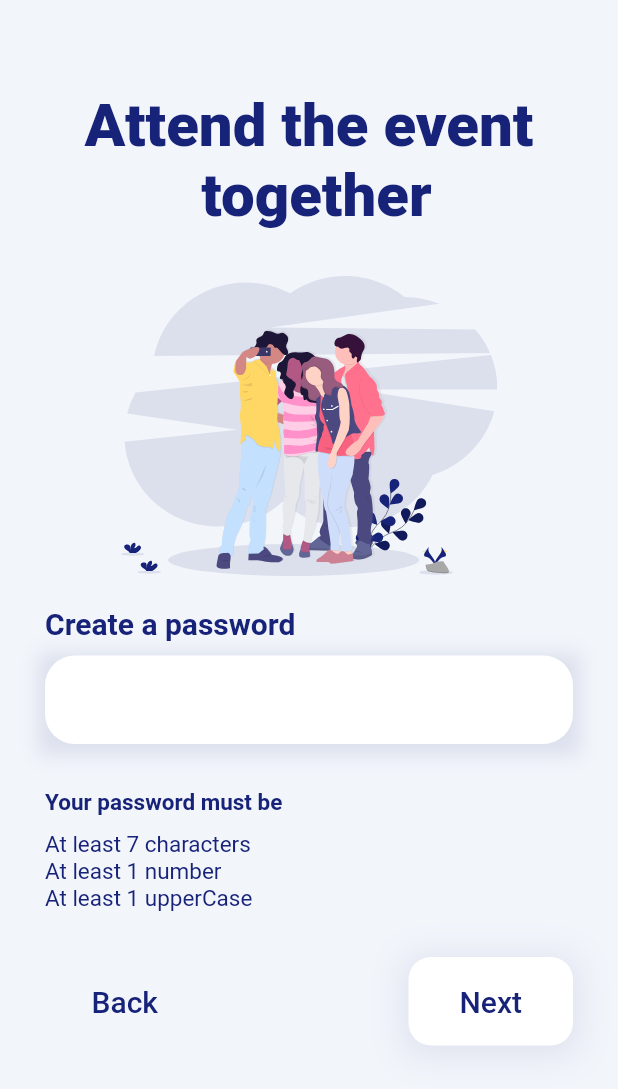
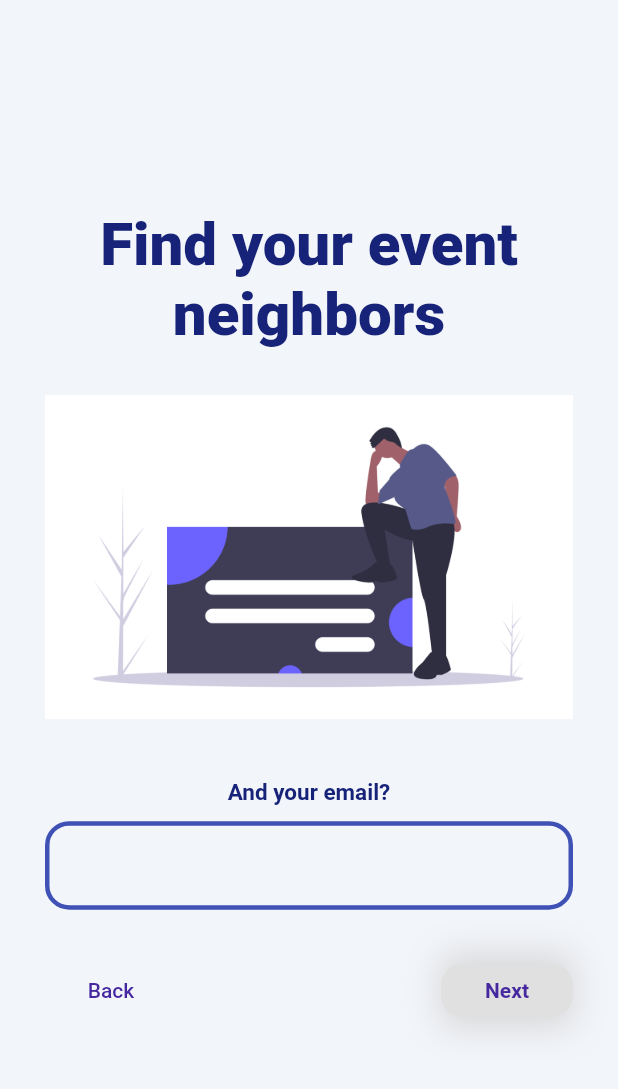
Before and after one commit to ComputerMaverick69/MultiPage-SignUp-Flutter-UI, a Flutter app: the screen it shows after launch, after a tap on "Sign up with email", on a phone screen of 412 x 824 dp. Shown: the top 1089 px of the screen. Run offline on Flutter 3.47's test engine with Material 2 defaults, Android fonts, the light colour scheme and no system bars; our stand-ins replace font_awesome_flutter.

Commit message:
added email_page

```diff
--- a/lib/main.dart
+++ b/lib/main.dart
@@ -1,14 +1,18 @@
+
 import 'package:flutter/material.dart';
 import 'package:signupui/constants/strings.dart';
 import 'package:signupui/screens/sign_up_page.dart';
 import 'package:signupui/screens/password_page.dart';
+import 'package:signupui/screens/email_page.dart';
+
 
 void main() => runApp(SignUp());
 
 class SignUp extends StatelessWidget {
   final Map<String, WidgetBuilder> routes = {
     signUpPage: (context) => SignUpPage(),
-    passwordPage: (context) => PasswordPage()
+    passwordPage: (context) => PasswordPage(),
+    emailPage: (context) => EmailPage()
   };
   @override
   Widget build(BuildContext context) {
--- /dev/null
+++ b/lib/screens/email_page.dart
@@ -0,0 +1,98 @@
+import 'package:flutter/material.dart';
+
+void main() => runApp(EmailPage());
+
+class EmailPage extends StatelessWidget {
+  @override
+  Widget build(BuildContext context) {
+    return Scaffold(
+      backgroundColor: Color(0XFFF2F5FA),
+      body: SafeArea(
+        child: Container(
+          padding: EdgeInsets.all(30),
+          child: Column(
+            mainAxisAlignment: MainAxisAlignment.center,
+            children: <Widget>[
+              Text(
+                'Find your event neighbors',
+                textAlign: TextAlign.center,
+                style: TextStyle(
+                  fontWeight: FontWeight.w900,
+                  fontSize: 40.0,
+                  color: Color(0xFF172279),
+                ),
+              ),
+              SizedBox(height: 30.0),
+              Image(
+                image: AssetImage('assets/images/signup.png'),
+                semanticLabel: 'Dash mascot',
+              ),
+              SizedBox(height: 40.0),
+              Text(
+                'And your email?',
+                textAlign: TextAlign.left,
+                style: TextStyle(
+                  color: Color(0xFF172279),
+                  fontWeight: FontWeight.bold,
+                  fontSize: 15.0,
+                ),
+              ),
+              SizedBox(height: 10),
+              TextField(
+                decoration: InputDecoration(
+                  enabledBorder: OutlineInputBorder(
+                    borderRadius: BorderRadius.circular(16),
+                    borderSide: BorderSide(
+                      color: Colors.indigo,
+                      width: 3,
+                    ),
+                  ),
+                ),
+              ),
+              SizedBox(height: 30.0),
+              Row(
+                mainAxisAlignment: MainAxisAlignment.spaceBetween,
+                children: <Widget>[
+                  FlatButton(
+                    textColor: Colors.black,
+                    onPressed: null,
+                    child: Text(
+                      'Back',
+                      style: TextStyle(
+                        color: Colors.deepPurple.shade800,
+                      ),
+                    ),
+                  ),
+                  Container(
+                    decoration: BoxDecoration(
+                        boxShadow: [new BoxShadow(
+                          color: Colors.grey[350],
+                          blurRadius: 20.0,
+                        ),]
+
+                    ),
+                    child: FlatButton(
+                      onPressed: () {},
+                      shape: RoundedRectangleBorder(
+                        borderRadius: BorderRadius.circular(15.0),
+                      ),
+                      color: Colors.grey[300],
+                      child: Text(
+                        'Next',
+                        style: TextStyle(
+                          color: Colors.deepPurple.shade800,
+                          fontWeight: FontWeight.bold,
+                        ),
+                      ),
+                    ),
+                  ),
+                ],
+              )
+            ],
+          ),
+        ),
+      ),
+    );
+
+  }
+}
--- a/lib/screens/password_page.dart
+++ b/lib/screens/password_page.dart
@@ -1,6 +1,6 @@
 import 'package:flutter/cupertino.dart';
 import 'package:flutter/material.dart';
-import 'package:flutter_svg/flutter_svg.dart';
+//import 'package:flutter_svg/flutter_svg.dart';
 import 'package:signupui/constants/colors.dart';
 import 'package:signupui/constants/dimensions.dart';
 import 'package:signupui/constants/strings.dart';
@@ -8,8 +8,8 @@ import 'package:signupui/constants/styles.dart';
 import 'package:signupui/widgets/button.dart';
 
 class PasswordPage extends StatelessWidget {
-  final Widget svg =
-      SvgPicture.asset('assets/images/together.svg', semanticsLabel: '');
+//  final Widget svg =
+//      SvgPicture.asset('assets/images/together.svg', semanticsLabel: '');
   @override
   Widget build(BuildContext context) {
     return Scaffold(
@@ -31,7 +31,7 @@ class PasswordPage extends StatelessWidget {
               ),
               Container(
                 height: 200,
-                child: svg,
+//                child: svg,
               ),
               SizedBox(
                 height: 10,
--- a/lib/screens/sign_up_page.dart
+++ b/lib/screens/sign_up_page.dart
@@ -1,6 +1,6 @@
 import 'package:flutter/cupertino.dart';
 import 'package:flutter/material.dart';
-import 'package:flutter_svg/flutter_svg.dart';
+//import 'package:flutter_svg/flutter_svg.dart';
 import 'package:font_awesome_flutter/font_awesome_flutter.dart';
 import 'package:signupui/constants/colors.dart';
 import 'package:signupui/constants/dimensions.dart';
@@ -8,9 +8,11 @@ import 'package:signupui/constants/strings.dart';
 import 'package:signupui/constants/styles.dart';
 import 'package:signupui/widgets/button.dart';
 
+import '../constants/strings.dart';
+
 class SignUpPage extends StatelessWidget {
-  final Widget happyFriendsSvg =
-      SvgPicture.asset('assets/images/friends.svg', semanticsLabel: '');
+//  final Widget happyFriendsSvg =
+//      SvgPicture.asset('assets/images/friends.svg', semanticsLabel: '');
 
   @override
   Widget build(BuildContext context) {
@@ -80,7 +82,7 @@ class SignUpPage extends StatelessWidget {
                   ),
                   ButtonWidget(
                     onTap: () {
-                      Navigator.pushNamed(context, passwordPage);
+                      Navigator.pushNamed(context, emailPage);
                     },
                     buttonColor: emailButtonColor,
                     buttonChildren: [
--- a/pubspec.yaml
+++ b/pubspec.yaml
@@ -21,7 +21,7 @@ environment:
   sdk: ">=2.7.0 <3.0.0"
 
 dependencies:
-  flutter_svg: ^0.18.1
+#  flutter_svg: ^0.18.1
   flutter:
     sdk: flutter
   font_awesome_flutter: ^8.8.1
```
Also changed, not shown: assets/images/signup.png (added), pubspec.lock.
